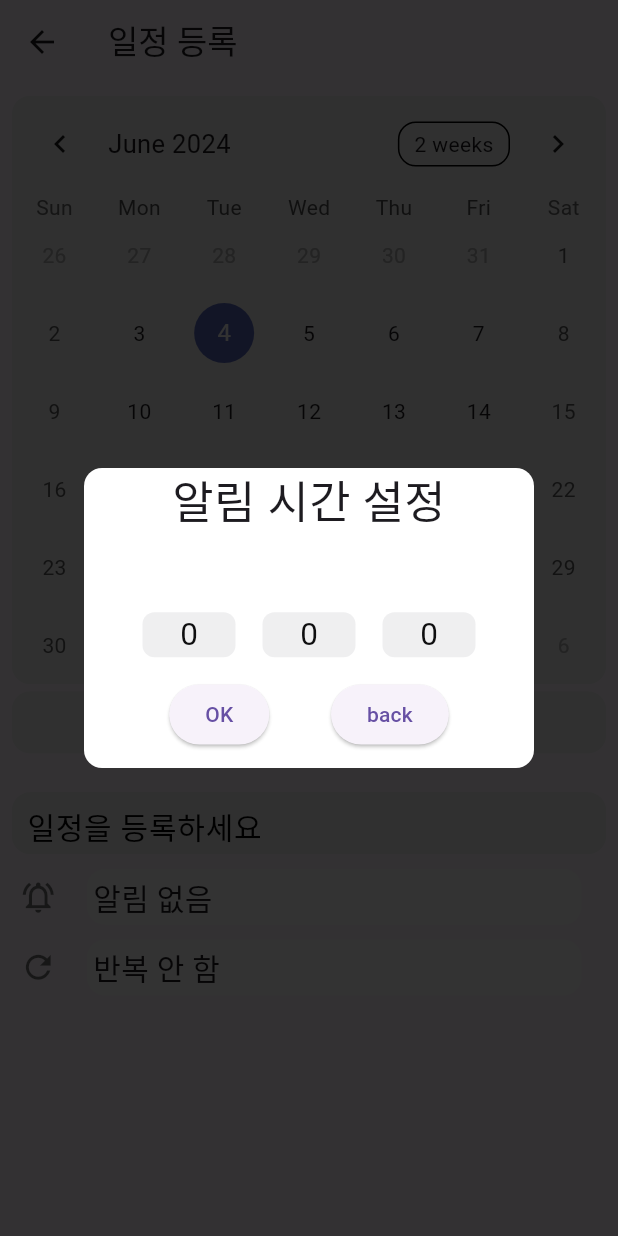
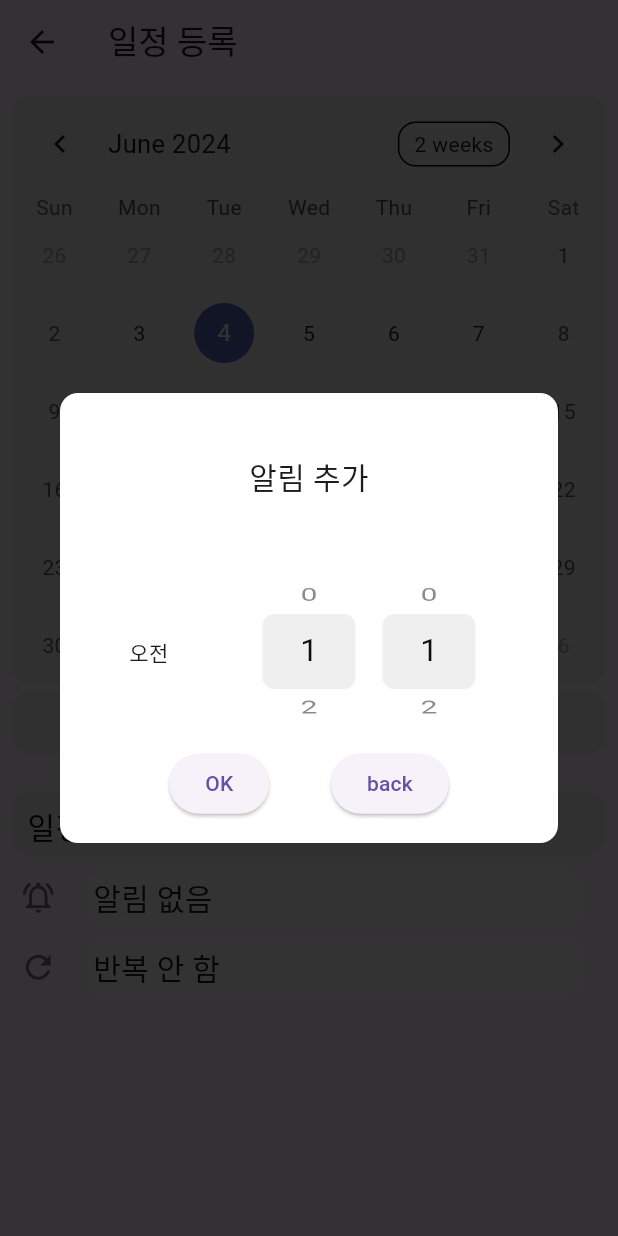
Before and after one commit to vxornjs11/Practice, a Flutter app: the Set_schedul screen opened directly, after a tap on "알림 없음", on a phone screen of 412 x 824 dp. Run offline on Flutter 3.47's test engine with Material 3 defaults, Android fonts, the phone set to English and light mode, and no system bars; drawn by our look-alikes of table_calendar; our stand-ins replace firebase_core, get; missing offline and left inert: dart:ffi; accounts and stored records are empty.

Commit message:
달력문제 해결

```diff
--- a/lib/provinder/count_provinder.dart
+++ b/lib/provinder/count_provinder.dart
@@ -6,6 +6,7 @@ class CounterProvider extends ChangeNotifier {
   String year = "";
   String month = "";
   String day = "";
+  // DateTime selectedDate = DateTime.now();
 
   // String get Text_T => Text1;
 
@@ -13,6 +14,7 @@ class CounterProvider extends ChangeNotifier {
     this.year = "",
     this.month = "",
     this.day = "",
+    // this.selectedDate=DateTime.now();
   });
 
   void ChangeText({
--- a/lib/screen/Mainpage.dart
+++ b/lib/screen/Mainpage.dart
@@ -129,8 +129,9 @@ class _MyWidgetState extends State<Mainpage> {
                                 Navigator.push(
                                     context,
                                     MaterialPageRoute(
-                                        builder: (context) => const Set_schedul(
+                                        builder: (context) => Set_schedul(
                                               option: '',
+                                              selectedDate_: DateTime.now(),
                                               // 넘어가야 할 정보.
                                             )));
                               },
--- a/lib/screen/Set_schedule.dart
+++ b/lib/screen/Set_schedule.dart
@@ -2,23 +2,26 @@ import 'dart:ffi';
 
 import 'package:flutter/cupertino.dart';
 import 'package:flutter/material.dart';
-import 'package:flutter/widgets.dart';
+import 'package:get/get.dart';
 import 'package:practice_01_app/provinder/count_provinder.dart';
-import 'package:practice_01_app/provinder/widget_provinder.dart';
+import 'package:practice_01_app/screen/Mainpage.dart';
 import 'package:practice_01_app/screen/Refresh.dart';
 import 'package:provider/provider.dart';
 import 'package:table_calendar/table_calendar.dart';
 
 class Set_schedul extends StatefulWidget {
   final String option;
-  const Set_schedul({super.key, required this.option});
+  final DateTime selectedDate_;
+  const Set_schedul(
+      {super.key, required this.option, required this.selectedDate_});
 
   @override
   State<Set_schedul> createState() => __Set_schedulState();
 }
 
 class __Set_schedulState extends State<Set_schedul> {
-  // SureStlye sureStyle = SureStlye()
+  // SureStlye sureStyle = SureStlye();
+  late DateTime selectedDate_;
   late String option = "";
   // late String option;
   late String schedule_Write;
@@ -30,9 +33,9 @@ class __Set_schedulState extends State<Set_schedul> {
   late int _selectedMinute;
   late int _selectedSeconds;
 
-  final List<int> Hour = List<int>.generate(24, (int index) => index);
-  final List<int> minute = List<int>.generate(60, (int index) => index);
-  final List<int> seconds = List<int>.generate(60, (int index) => index);
+  final List<int> Hour = List<int>.generate(25, (int index) => index);
+  final List<int> minute = List<int>.generate(61, (int index) => index);
+  final List<int> seconds = List<int>.generate(61, (int index) => index);
 
   DateTime selectedDate = DateTime.utc(
     DateTime.now().year,
@@ -43,6 +46,7 @@ class __Set_schedulState extends State<Set_schedul> {
   void initState() {
     // TODO: implement initState
     super.initState();
+    selectedDate_ = widget.selectedDate_;
     titlecontroller = TextEditingController();
     textdate = "";
     _isSwitch = false;
@@ -64,6 +68,13 @@ class __Set_schedulState extends State<Set_schedul> {
     return Scaffold(
         appBar: AppBar(
           title: Text("일정 등록"),
+          leading: IconButton(
+            icon: Icon(Icons.arrow_back),
+            onPressed: () {
+              // 커스텀 동작을 수행하거나 원하는 페이지로 이동
+              Get.offAll(() => Mainpage()); // 홈 페이지로 이동, 이전 페이지 스택을 모두 제거
+            },
+          ),
         ),
         body: SingleChildScrollView(
           child: Padding(
@@ -77,7 +88,7 @@ class __Set_schedulState extends State<Set_schedul> {
                   child: TableCalendar(
                     onDaySelected: onDaySelected,
                     selectedDayPredicate: (date) {
-                      return isSameDay(selectedDate, date);
+                      return isSameDay(selectedDate_, date);
                     },
                     firstDay: DateTime.utc(2010, 10, 16),
                     lastDay: DateTime.utc(2030, 3, 14),
@@ -243,7 +254,8 @@ class __Set_schedulState extends State<Set_schedul> {
                           Navigator.push(
                             context,
                             MaterialPageRoute(
-                              builder: (context) => (Repeat()),
+                              builder: (context) =>
+                                  (Repeat(selectedDate_: selectedDate_)),
                             ),
                           );
                           // AlertDialog_Refresh();
@@ -288,6 +300,8 @@ class __Set_schedulState extends State<Set_schedul> {
   void onDaySelected(DateTime selectedDate, DateTime focusedDate) {
     setState(() {
       this.selectedDate = selectedDate;
+      selectedDate_ = selectedDate;
+      print("selectedDate$selectedDate");
       textdate =
           "${selectedDate.year.toString() + selectedDate.month.toString() + selectedDate.day.toString()}";
       context.read<CounterProvider>().ChangeText(
@@ -308,13 +322,16 @@ class __Set_schedulState extends State<Set_schedul> {
               borderRadius: BorderRadius.circular(12),
               child: Container(
                 color: Colors.white,
-                height: 200,
-                width: 300,
+                height: 300,
+                width: 500,
                 child: Column(
                   children: [
+                    SizedBox(
+                      height: MediaQuery.of(context).size.height * 0.05,
+                    ),
                     const Text(
-                      "알림 시간 설정",
-                      style: TextStyle(fontSize: 30),
+                      "알림 추가",
+                      style: TextStyle(fontSize: 20),
                     ),
                     SizedBox(
                       height: MediaQuery.of(context).size.height * 0.05,
@@ -325,11 +342,18 @@ class __Set_schedulState extends State<Set_schedul> {
                         mainAxisAlignment: MainAxisAlignment.center,
                         children: [
                           SizedBox(
+                              width: 80,
+                              child: _selectedHour < 12
+                                  ? Text("오전")
+                                  : Text("오후후")),
+
+                          SizedBox(
                             width: 80,
+                            height: 100,
                             child: CupertinoPicker(
                               scrollController:
-                                  FixedExtentScrollController(initialItem: 0),
-                              itemExtent: 30,
+                                  FixedExtentScrollController(initialItem: 1),
+                              itemExtent: 50,
                               onSelectedItemChanged: (int index) {
                                 setState(() {
                                   _selectedHour = Hour[index];
@@ -343,10 +367,11 @@ class __Set_schedulState extends State<Set_schedul> {
                           ),
                           SizedBox(
                             width: 80,
+                            height: 100,
                             child: CupertinoPicker(
                               scrollController:
-                                  FixedExtentScrollController(initialItem: 0),
-                              itemExtent: 30,
+                                  FixedExtentScrollController(initialItem: 1),
+                              itemExtent: 50,
                               onSelectedItemChanged: (int index) {
                                 setState(() {
                                   _selectedMinute = minute[index];
@@ -358,23 +383,23 @@ class __Set_schedulState extends State<Set_schedul> {
                               }).toList(),
                             ),
                           ),
-                          SizedBox(
-                            width: 80,
-                            child: CupertinoPicker(
-                              scrollController:
-                                  FixedExtentScrollController(initialItem: 0),
-                              itemExtent: 30,
-                              onSelectedItemChanged: (int index) {
-                                setState(() {
-                                  _selectedSeconds = seconds[index];
-                                  print(_selectedSeconds);
-                                });
-                              },
-                              children: seconds.map((int value) {
-                                return Center(child: Text('$value'));
-                              }).toList(),
-                            ),
-                          ),
+                          // SizedBox(
+                          //   width: 80,
+                          //   child: CupertinoPicker(
+                          //     scrollController:
+                          //         FixedExtentScrollController(initialItem: 0),
+                          //     itemExtent: 30,
+                          //     onSelectedItemChanged: (int index) {
+                          //       setState(() {
+                          //         _selectedSeconds = seconds[index];
+                          //         print(_selectedSeconds);
+                          //       });
+                          //     },
+                          //     children: seconds.map((int value) {
+                          //       return Center(child: Text('$value'));
+                          //     }).toList(),
+                          //   ),
+                          // ),
                         ],
                       ),
                     ),
```
Also changed, not shown: lib/screen/Get_Calender.dart (added, +10 -0 lines), lib/screen/Refresh.dart (+6 -2 lines).
